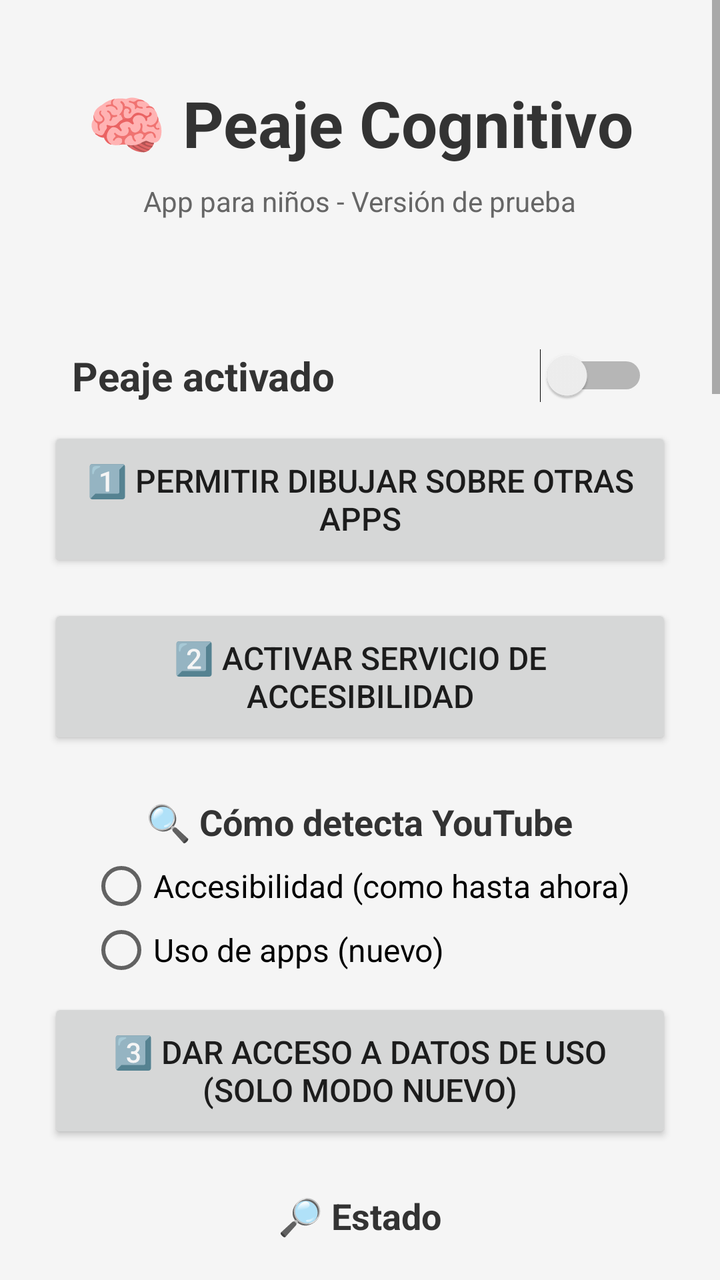
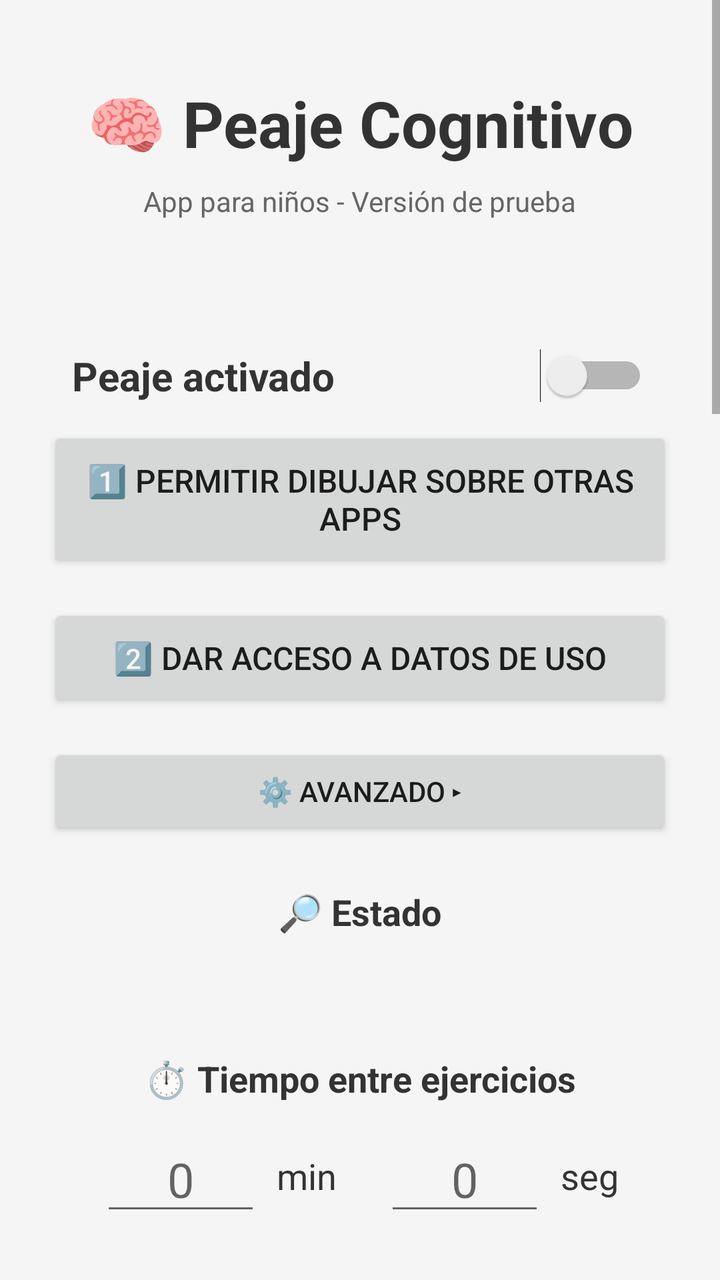

Before-and-after screenshots of an Android layout around one commit, followed by the original layout XML and the change that was made.
<!-- AndroidManifest.xml: application theme Theme.AppCompat.Light.DarkActionBar -->
<!-- res/layout/activity_main.xml -->
<?xml version="1.0" encoding="utf-8"?>
<ScrollView xmlns:android="http://schemas.android.com/apk/res/android"
    android:layout_width="match_parent"
    android:layout_height="match_parent"
    android:background="#F5F5F5"
    android:fillViewport="true">

    <LinearLayout
        android:layout_width="match_parent"
        android:layout_height="wrap_content"
        android:gravity="center_horizontal"
        android:orientation="vertical"
        android:padding="24dp">

        <TextView
            android:layout_width="wrap_content"
            android:layout_height="wrap_content"
            android:layout_marginTop="16dp"
            android:layout_marginBottom="8dp"
            android:text="🧠 Peaje Cognitivo"
            android:textColor="#333"
            android:textSize="32sp"
            android:textStyle="bold" />

        <TextView
            android:layout_width="wrap_content"
            android:layout_height="wrap_content"
            android:layout_marginBottom="4dp"
            android:text="App para niños - Versión de prueba"
            android:textColor="#666"
            android:textSize="14sp" />

        <TextView
            android:id="@+id/tvVersion"
            android:layout_width="wrap_content"
            android:layout_height="wrap_content"
            android:layout_marginBottom="32dp"
            android:textColor="#999"
            android:textSize="12sp" />

        <Switch
            android:id="@+id/swActivo"
            android:layout_width="match_parent"
            android:layout_height="wrap_content"
            android:padding="12dp"
            android:text="Peaje activado"
            android:textColor="#333"
            android:textSize="20sp"
            android:textStyle="bold" />

        <Button
            android:id="@+id/btnEnableOverlay"
            android:layout_width="match_parent"
            android:layout_height="wrap_content"
            android:padding="16dp"
            android:text="1️⃣ Permitir dibujar sobre otras apps"
            android:textSize="16sp" />

        <Button
            android:id="@+id/btnEnableAccessibility"
            android:layout_width="match_parent"
            android:layout_height="wrap_content"
            android:layout_marginTop="16dp"
            android:padding="16dp"
            android:text="2️⃣ Activar servicio de accesibilidad"
            android:textSize="16sp" />

        <TextView
            android:layout_width="wrap_content"
            android:layout_height="wrap_content"
            android:layout_marginTop="24dp"
            android:text="🔍 Cómo detecta YouTube"
            android:textColor="#333"
            android:textSize="18sp"
            android:textStyle="bold" />

        <RadioGroup
            android:id="@+id/rgDeteccion"
            android:layout_width="wrap_content"
            android:layout_height="wrap_content"
            android:layout_marginTop="4dp"
            android:orientation="vertical">

            <RadioButton
                android:id="@+id/rbDetAcc"
                android:layout_width="wrap_content"
                android:layout_height="wrap_content"
                android:text="Accesibilidad (como hasta ahora)"
                android:textSize="16sp" />

            <RadioButton
                android:id="@+id/rbDetUso"
                android:layout_width="wrap_content"
                android:layout_height="wrap_content"
                android:text="Uso de apps (nuevo)"
                android:textSize="16sp" />
        </RadioGroup>

        <Button
            android:id="@+id/btnUsoPermiso"
            android:layout_width="match_parent"
            android:layout_height="wrap_content"
            android:layout_marginTop="8dp"
            android:padding="16dp"
            android:text="3️⃣ Dar acceso a datos de uso (solo modo nuevo)"
            android:textSize="16sp" />

        
        <TextView
            android:layout_width="wrap_content"
            android:layout_height="wrap_content"
            android:layout_marginTop="24dp"
            android:text="🔎 Estado"
            android:textColor="#333"
            android:textSize="18sp"
            android:textStyle="bold" />

        <TextView
            android:id="@+id/tvEstado"
            android:layout_width="wrap_content"
            android:layout_height="wrap_content"
            android:layout_marginTop="8dp"
            android:lineSpacingMultiplier="1.2"
            android:textColor="#444"
            android:textSize="14sp" />

        <TextView
            android:layout_width="wrap_content"
            android:layout_height="wrap_content"
            android:layout_marginTop="32dp"
            android:text="⏱️ Tiempo entre ejercicios"
            android:textColor="#333"
            android:textSize="18sp"
            android:textStyle="bold" />

        <LinearLayout
            android:layout_width="wrap_content"
            android:layout_height="wrap_content"
            android:layout_marginTop="12dp"
            android:gravity="center_vertical"
            android:orientation="horizontal">

            <EditText
                android:id="@+id/etMinutes"
                android:layout_width="80dp"
                android:layout_height="wrap_content"
                android:gravity="center"
                android:hint="0"
                android:importantForAutofill="no"
                android:inputType="number"
                android:maxLength="3"
                android:textSize="24sp" />

            <TextView
                android:layout_width="wrap_content"
                android:layout_height="wrap_content"
                android:layout_marginStart="8dp"
                android:layout_marginEnd="24dp"
                android:text="min"
                android:textColor="#333"
                android:textSize="18sp" />

            <EditText
                android:id="@+id/etSeconds"
                android:layout_width="80dp"
                android:layout_height="wrap_content"
                android:gravity="center"
                android:hint="0"
                android:importantForAutofill="no"
                android:inputType="number"
                android:maxLength="2"
                android:textSize="24sp" />

            <TextView
                android:layout_width="wrap_content"
                android:layout_height="wrap_content"
                android:layout_marginStart="8dp"
                android:text="seg"
                android:textColor="#333"
                android:textSize="18sp" />
        </LinearLayout>

        <LinearLayout
            android:layout_width="wrap_content"
            android:layout_height="wrap_content"
            android:layout_marginTop="12dp"
            android:gravity="center_vertical"
            android:orientation="horizontal">

            <TextView
                android:layout_width="wrap_content"
                android:layout_height="wrap_content"
                android:layout_marginEnd="12dp"
                android:text="Ejercicios seguidos"
                android:textColor="#333"
                android:textSize="18sp" />

            <EditText
                android:id="@+id/etSerie"
                android:layout_width="80dp"
                android:layout_height="wrap_content"
                android:gravity="center"
                android:hint="1"
                android:importantForAutofill="no"
                android:inputType="number"
                android:maxLength="2"
                android:textSize="24sp" />
        </LinearLayout>

        <Button
            android:id="@+id/btnSaveInterval"
            android:layout_width="match_parent"
            android:layout_height="wrap_content"
            android:layout_marginTop="12dp"
            android:padding="16dp"
            android:text="💾 Guardar tiempo y cantidad"
            android:textSize="16sp" />

        <TextView
            android:id="@+id/tvIntervalCurrent"
            android:layout_width="wrap_content"
            android:layout_height="wrap_content"
            android:layout_marginTop="8dp"
            android:textColor="#666"
            android:textSize="14sp" />

        <TextView
            android:layout_width="wrap_content"
            android:layout_height="wrap_content"
            android:layout_marginTop="32dp"
            android:text="🎯 Tipos de ejercicio"
            android:textColor="#333"
            android:textSize="18sp"
            android:textStyle="bold" />

        <CheckBox
            android:id="@+id/cbSuma"
            android:layout_width="wrap_content"
            android:layout_height="wrap_content"
            android:layout_marginTop="4dp"
            android:text="➕ Sumas (con dibujos)"
            android:textSize="16sp" />

        <CheckBox
            android:id="@+id/cbResta"
            android:layout_width="wrap_content"
            android:layout_height="wrap_content"
            android:text="➖ Restas (con dibujos)"
            android:textSize="16sp" />

        <CheckBox
            android:id="@+id/cbAnimales"
            android:layout_width="wrap_content"
            android:layout_height="wrap_content"
            android:text="🐶 Animales"
            android:textSize="16sp" />

        <CheckBox
            android:id="@+id/cbObjetos"
            android:layout_width="wrap_content"
            android:layout_height="wrap_content"
            android:text="🎈 Objetos"
            android:textSize="16sp" />

        <CheckBox
            android:id="@+id/cbEmociones"
            android:layout_width="wrap_content"
            android:layout_height="wrap_content"
            android:text="😊 Emociones (caras)"
            android:textSize="16sp" />

        <CheckBox
            android:id="@+id/cbLetras"
            android:layout_width="wrap_content"
            android:layout_height="wrap_content"
            android:text="🔤 Letras"
            android:textSize="16sp" />

        <CheckBox
            android:id="@+id/cbColores"
            android:layout_width="wrap_content"
            android:layout_height="wrap_content"
            android:text="🎨 Colores"
            android:textSize="16sp" />

        <CheckBox
            android:id="@+id/cbFormas"
            android:layout_width="wrap_content"
            android:layout_height="wrap_content"
            android:text="🔷 Formas"
            android:textSize="16sp" />

        <CheckBox
            android:id="@+id/cbContar"
            android:layout_width="wrap_content"
            android:layout_height="wrap_content"
            android:text="🔢 Contar"
            android:textSize="16sp" />

        <CheckBox
            android:id="@+id/cbSecuencias"
            android:layout_width="wrap_content"
            android:layout_height="wrap_content"
            android:text="➡️ Secuencias de números"
            android:textSize="16sp" />

        <TextView
            android:layout_width="wrap_content"
            android:layout_height="wrap_content"
            android:layout_marginTop="4dp"
            android:gravity="center"
            android:text="Si marcás varios, salen mezclados."
            android:textColor="#888"
            android:textSize="12sp" />

        <TextView
            android:layout_width="wrap_content"
            android:layout_height="wrap_content"
            android:layout_marginTop="24dp"
            android:text="📈 Dificultad"
            android:textColor="#333"
            android:textSize="18sp"
            android:textStyle="bold" />

        <RadioGroup
            android:id="@+id/rgNivel"
            android:layout_width="wrap_content"
            android:layout_height="wrap_content"
            android:layout_marginTop="4dp"
            android:orientation="vertical">

            <RadioButton
                android:id="@+id/rbNivel1"
                android:layout_width="wrap_content"
                android:layout_height="wrap_content"
                android:text="Fácil"
                android:textSize="16sp" />

            <RadioButton
                android:id="@+id/rbNivel2"
                android:layout_width="wrap_content"
                android:layout_height="wrap_content"
                android:text="Medio"
                android:textSize="16sp" />

            <RadioButton
                android:id="@+id/rbNivel3"
                android:layout_width="wrap_content"
                android:layout_height="wrap_content"
                android:text="Difícil"
                android:textSize="16sp" />
        </RadioGroup>

        <TextView
            android:layout_width="wrap_content"
            android:layout_height="wrap_content"
            android:layout_marginTop="24dp"
            android:text="📊 Progreso por tipo"
            android:textColor="#333"
            android:textSize="18sp"
            android:textStyle="bold" />

        <TextView
            android:id="@+id/tvHistorial"
            android:layout_width="wrap_content"
            android:layout_height="wrap_content"
            android:layout_marginTop="8dp"
            android:lineSpacingMultiplier="1.2"
            android:textColor="#444"
            android:textSize="14sp" />

        <Button
            android:id="@+id/btnBorrarHistorial"
            android:layout_width="match_parent"
            android:layout_height="wrap_content"
            android:layout_marginTop="8dp"
            android:text="Borrar progreso"
            android:textSize="14sp" />

        <CheckBox
            android:id="@+id/cbVoz"
            android:layout_width="wrap_content"
            android:layout_height="wrap_content"
            android:layout_marginTop="24dp"
            android:text="🔊 Leer el ejercicio en voz alta"
            android:textSize="16sp" />

        <Button
            android:id="@+id/btnPin"
            android:layout_width="match_parent"
            android:layout_height="wrap_content"
            android:layout_marginTop="16dp"
            android:padding="16dp"
            android:text="🔒 PIN de padres"
            android:textSize="16sp" />

        <Button
            android:id="@+id/btnTestOverlay"
            android:layout_width="match_parent"
            android:layout_height="wrap_content"
            android:layout_marginTop="32dp"
            android:backgroundTint="#4CAF50"
            android:padding="16dp"
            android:text="🧪 Probar overlay ahora"
            android:textSize="16sp" />

        <Button
            android:id="@+id/btnVerRegistro"
            android:layout_width="match_parent"
            android:layout_height="wrap_content"
            android:layout_marginTop="16dp"
            android:padding="16dp"
            android:text="📋 Ver registro (diagnóstico)"
            android:textSize="16sp" />

        <TextView
            android:layout_width="wrap_content"
            android:layout_height="wrap_content"
            android:layout_marginTop="32dp"
            android:layout_marginBottom="16dp"
            android:gravity="center"
            android:lineSpacingMultiplier="1.3"
            android:text="Instrucciones:\n1. Dar los dos permisos arriba\n2. Elegir tiempo y tipos de ejercicio\n3. Abrir YouTube\n4. Esperar el tiempo elegido\n5. Aparecerá el ejercicio"
            android:textColor="#666"
            android:textSize="14sp" />

    </LinearLayout>
</ScrollView>
<!-- resources referenced by this layout -->
<resources>

</resources>

<!-- the commit's change to res/layout/activity_main.xml (unified diff, before → after) -->
@@ -57,53 +57,70 @@
             android:textSize="16sp" />
 
         <Button
-            android:id="@+id/btnEnableAccessibility"
+            android:id="@+id/btnUsoPermiso"
             android:layout_width="match_parent"
             android:layout_height="wrap_content"
             android:layout_marginTop="16dp"
             android:padding="16dp"
-            android:text="2️⃣ Activar servicio de accesibilidad"
-            android:textSize="16sp" />
-
-        <TextView
-            android:layout_width="wrap_content"
-            android:layout_height="wrap_content"
-            android:layout_marginTop="24dp"
-            android:text="🔍 Cómo detecta YouTube"
-            android:textColor="#333"
-            android:textSize="18sp"
-            android:textStyle="bold" />
-
-        <RadioGroup
-            android:id="@+id/rgDeteccion"
-            android:layout_width="wrap_content"
-            android:layout_height="wrap_content"
-            android:layout_marginTop="4dp"
-            android:orientation="vertical">
-
-            <RadioButton
-                android:id="@+id/rbDetAcc"
-                android:layout_width="wrap_content"
-                android:layout_height="wrap_content"
-                android:text="Accesibilidad (como hasta ahora)"
-                android:textSize="16sp" />
-
-            <RadioButton
-                android:id="@+id/rbDetUso"
-                android:layout_width="wrap_content"
-                android:layout_height="wrap_content"
-                android:text="Uso de apps (nuevo)"
-                android:textSize="16sp" />
-        </RadioGroup>
-
-        <Button
-            android:id="@+id/btnUsoPermiso"
-            android:layout_width="match_parent"
-            android:layout_height="wrap_content"
-            android:layout_marginTop="8dp"
-            android:padding="16dp"
-            android:text="3️⃣ Dar acceso a datos de uso (solo modo nuevo)"
-            android:textSize="16sp" />
+            android:text="2️⃣ Dar acceso a datos de uso"
+            android:textSize="16sp" />
+
+        <Button
+            android:id="@+id/btnAvanzado"
+            android:layout_width="match_parent"
+            android:layout_height="wrap_content"
+            android:layout_marginTop="16dp"
+            android:text="⚙️ Avanzado ▸"
+            android:textSize="14sp" />
+
+        
+        <LinearLayout
+            android:id="@+id/llAvanzado"
+            android:layout_width="match_parent"
+            android:layout_height="wrap_content"
+            android:orientation="vertical"
+            android:visibility="gone">
+
+            <TextView
+                android:layout_width="wrap_content"
+                android:layout_height="wrap_content"
+                android:layout_marginTop="12dp"
+                android:text="🔍 Cómo detecta YouTube"
+                android:textColor="#333"
+                android:textSize="18sp"
+                android:textStyle="bold" />
+
+            <RadioGroup
+                android:id="@+id/rgDeteccion"
+                android:layout_width="wrap_content"
+                android:layout_height="wrap_content"
+                android:layout_marginTop="4dp"
+                android:orientation="vertical">
+
+                <RadioButton
+                    android:id="@+id/rbDetUso"
+                    android:layout_width="wrap_content"
+                    android:layout_height="wrap_content"
+                    android:text="Uso de apps (recomendado)"
+                    android:textSize="16sp" />
+
+                <RadioButton
+                    android:id="@+id/rbDetAcc"
+                    android:layout_width="wrap_content"
+                    android:layout_height="wrap_content"
+                    android:text="Accesibilidad (alternativo)"
+                    android:textSize="16sp" />
+            </RadioGroup>
+
+            <Button
+                android:id="@+id/btnEnableAccessibility"
+                android:layout_width="match_parent"
+                android:layout_height="wrap_content"
+                android:layout_marginTop="8dp"
+                android:padding="16dp"
+                android:text="Activar servicio de accesibilidad (solo modo alternativo)"
+                android:textSize="14sp" />
+        </LinearLayout>
 
         
         <TextView
@@ -224,6 +241,15 @@
             android:textColor="#666"
             android:textSize="14sp" />
 
+        <Switch
+            android:id="@+id/swSoloReproduciendo"
+            android:layout_width="match_parent"
+            android:layout_height="wrap_content"
+            android:layout_marginTop="12dp"
+            android:text="Contar solo mientras se reproduce audio"
+            android:textColor="#333"
+            android:textSize="16sp" />
+
         <TextView
             android:layout_width="wrap_content"
             android:layout_height="wrap_content"
